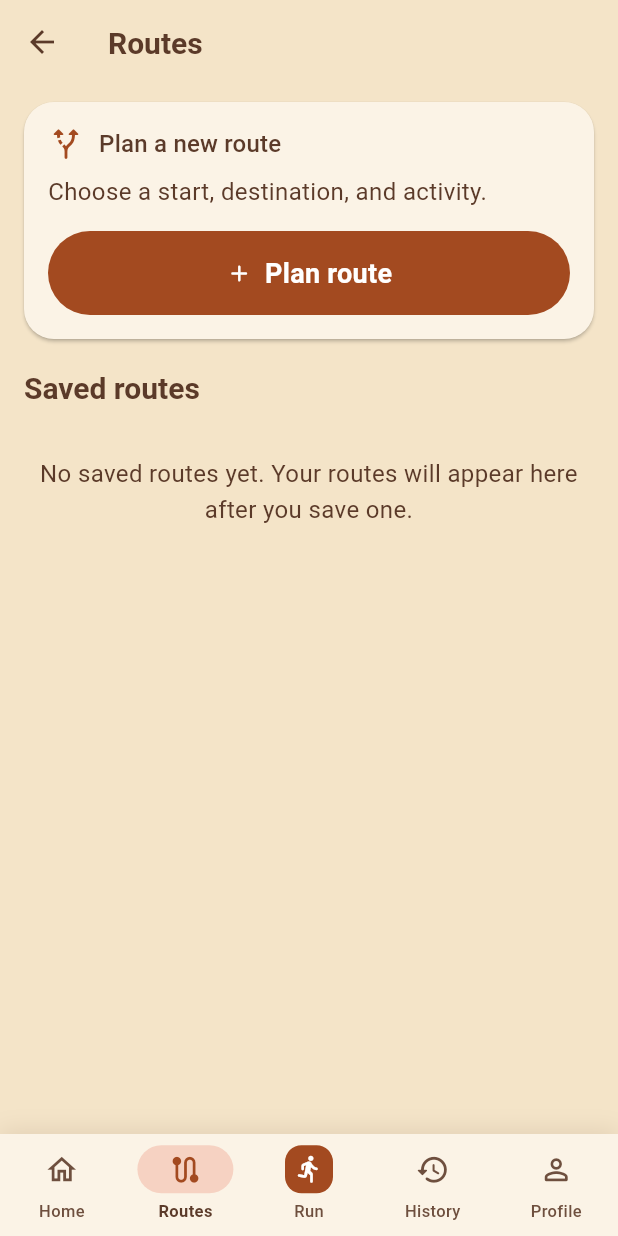
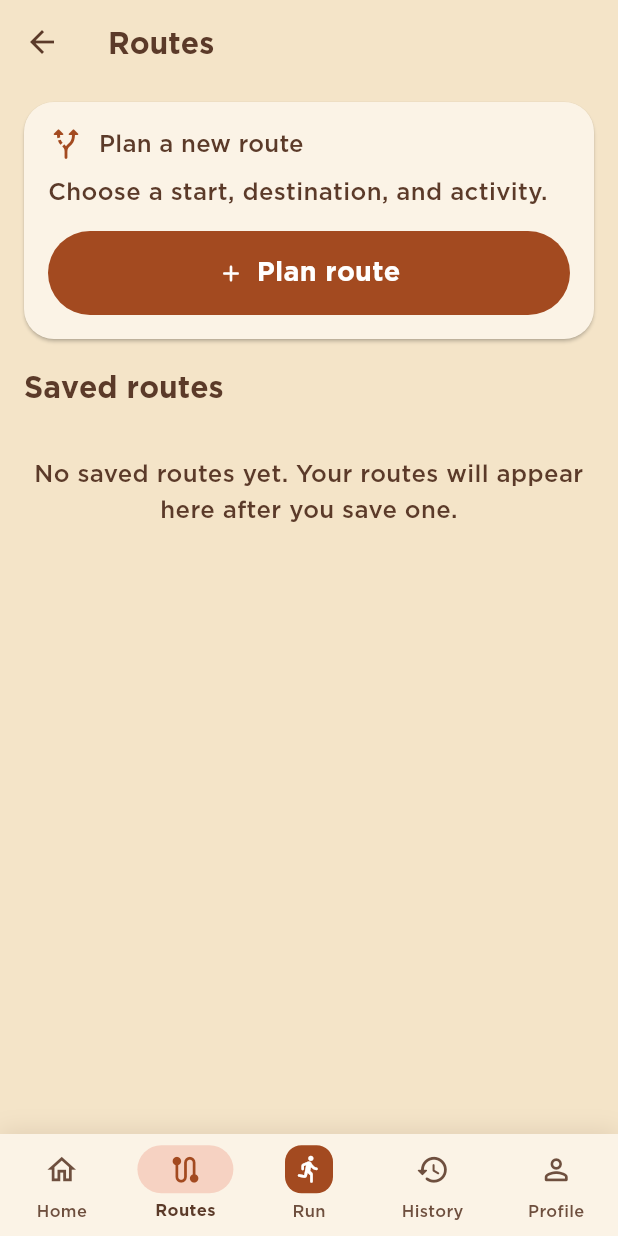
Before and after one commit to CharithFonseka/Road-Runner, a Flutter app: the screen it shows after launch, item 2 of the bottom bar chosen, on a phone screen of 412 x 824 dp. Run offline on Flutter 3.47's test engine with Material 3 defaults, Android fonts, the phone set to English and light mode, and no system bars; our stand-ins replace cloud_firestore, firebase_auth, firebase_core, flutter_map, google_sign_in, latlong2 and 2 more; missing offline and left inert: flutter_map_vector_tiles; accounts and stored records are empty.

Commit message:
Apply Gotham typography and balance mobile layouts

```diff
--- a/lib/core/theme/app_text_styles.dart
+++ b/lib/core/theme/app_text_styles.dart
@@ -2,7 +2,7 @@
 // Owner: Tharushi
 // SRS reference: Section 8.4, NFR-09
 //
-// Uses the platform default font (Roboto on Android) — no extra packages.
+// Uses the bundled Gotham family across light and dark themes.
 // Sizes are in sp, so they grow when the user increases system font size.
 
 import 'package:flutter/material.dart';
@@ -14,11 +14,14 @@ import 'app_palette.dart';
 class AppTextStyles {
   AppTextStyles._();
 
+  static const String fontFamily = 'Gotham';
+
   /// Smallest size allowed for main running statistics (NFR-09).
   static const double minStatFontSize = 32.0;
 
   /// Screen titles, e.g. "History".
   static const TextStyle heading = TextStyle(
+    fontFamily: fontFamily,
     fontSize: 28,
     fontWeight: FontWeight.w700,
     height: 1.25,
@@ -27,6 +30,7 @@ class AppTextStyles {
 
   /// Section and card titles, e.g. "Splits", "Last Run" (UI kit: 20 bold).
   static const TextStyle sectionHeading = TextStyle(
+    fontFamily: fontFamily,
     fontSize: 20,
     fontWeight: FontWeight.w700,
     height: 1.3,
@@ -35,6 +39,7 @@ class AppTextStyles {
 
   /// Normal paragraph and list text.
   static const TextStyle body = TextStyle(
+    fontFamily: fontFamily,
     fontSize: 16,
     fontWeight: FontWeight.w400,
     height: 1.5,
@@ -43,6 +48,7 @@ class AppTextStyles {
 
   /// Small helper text, e.g. stat labels and dates.
   static const TextStyle caption = TextStyle(
+    fontFamily: fontFamily,
     fontSize: 13,
     fontWeight: FontWeight.w500,
     height: 1.4,
@@ -51,6 +57,7 @@ class AppTextStyles {
 
   /// Button labels — larger and bold for outdoor reading (UI kit: 18 bold).
   static const TextStyle button = TextStyle(
+    fontFamily: fontFamily,
     fontSize: 18,
     fontWeight: FontWeight.w700,
     letterSpacing: 0.2,
@@ -61,6 +68,7 @@ class AppTextStyles {
   /// Tabular figures give every digit the same width, so the number does
   /// not shift left and right as it changes every second.
   static const TextStyle statLarge = TextStyle(
+    fontFamily: fontFamily,
     fontSize: 48,
     fontWeight: FontWeight.w700,
     height: 1.1,
@@ -70,6 +78,7 @@ class AppTextStyles {
 
   /// Other live numbers (distance, speed, pace). Exactly the NFR-09 minimum.
   static const TextStyle statMedium = TextStyle(
+    fontFamily: fontFamily,
     fontSize: minStatFontSize,
     fontWeight: FontWeight.w700,
     height: 1.1,
@@ -90,6 +99,7 @@ class AppTextStyles {
 
   /// Elapsed time on the Run screen — the biggest live number (UI kit: 62).
   static const TextStyle liveTimer = TextStyle(
+    fontFamily: fontFamily,
     fontSize: 62,
     fontWeight: FontWeight.w700,
     height: 1.0,
@@ -100,6 +110,7 @@ class AppTextStyles {
 
   /// Current pace on the Run screen. Exactly the NFR-09 minimum.
   static const TextStyle livePace = TextStyle(
+    fontFamily: fontFamily,
     fontSize: minStatFontSize,
     fontWeight: FontWeight.w700,
     height: 1.0,
@@ -110,6 +121,7 @@ class AppTextStyles {
   /// Saved-run numbers on cards (Home "Last Run", History list, Summary).
   /// Not a live running statistic, so NFR-09's 32sp rule does not apply.
   static const TextStyle statValue = TextStyle(
+    fontFamily: fontFamily,
     fontSize: 20,
     fontWeight: FontWeight.w700,
     height: 1.2,
--- a/lib/core/theme/app_theme.dart
+++ b/lib/core/theme/app_theme.dart
@@ -172,6 +172,7 @@ class AppTheme {
 
     return ThemeData(
       useMaterial3: true,
+      fontFamily: AppTextStyles.fontFamily,
       brightness: scheme.brightness,
       colorScheme: scheme,
       scaffoldBackgroundColor: palette.background,
```
Also changed, not shown: lib/features/route_planning/route_planning_screen.dart (+27 -3 lines), lib/features/summary/summary_screen.dart (+6 -12 lines), pubspec.yaml (+18 -0 lines), tool/ui_review_preview_test.dart (+31 -23 lines), assets/fonts/Gotham-Bold.ttf (added), assets/fonts/Gotham-BoldItalic.otf (added), assets/fonts/Gotham-Book.otf (added), assets/fonts/Gotham-BookItalic.otf (added), assets/fonts/Gotham-Medium.otf (added), assets/fonts/Gotham-MediumItalic.otf (added), 3 other files.
